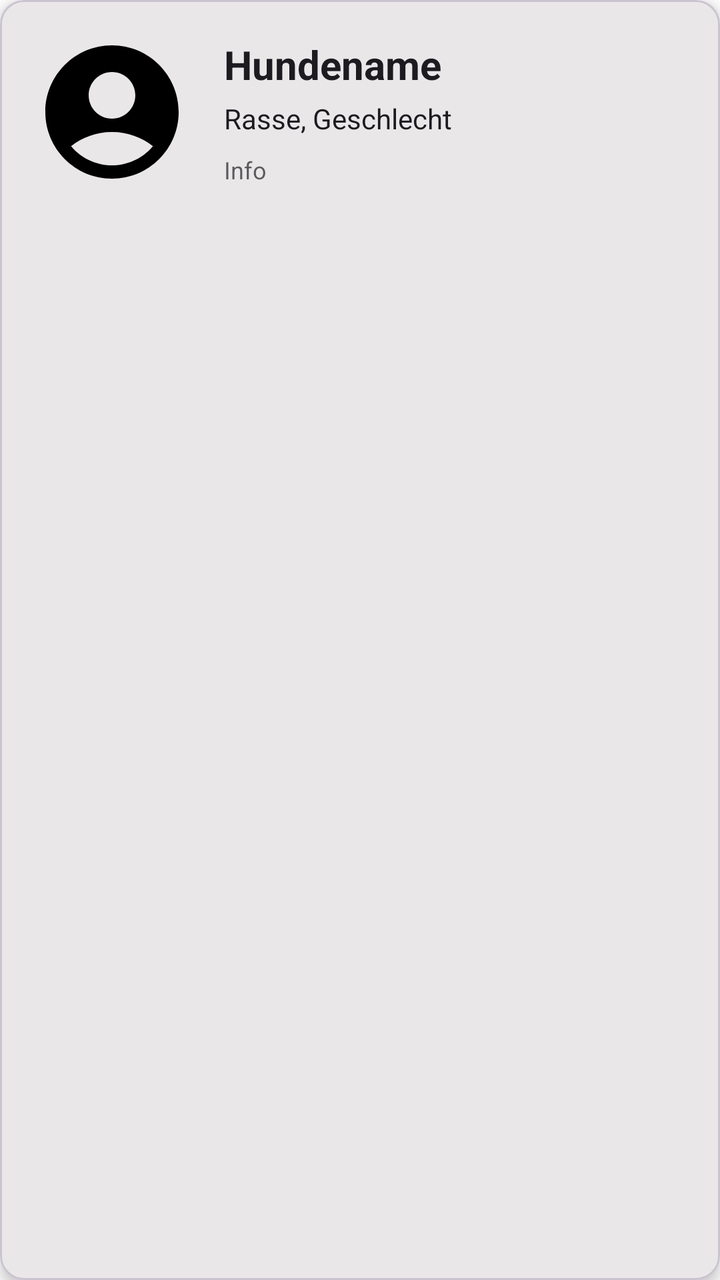
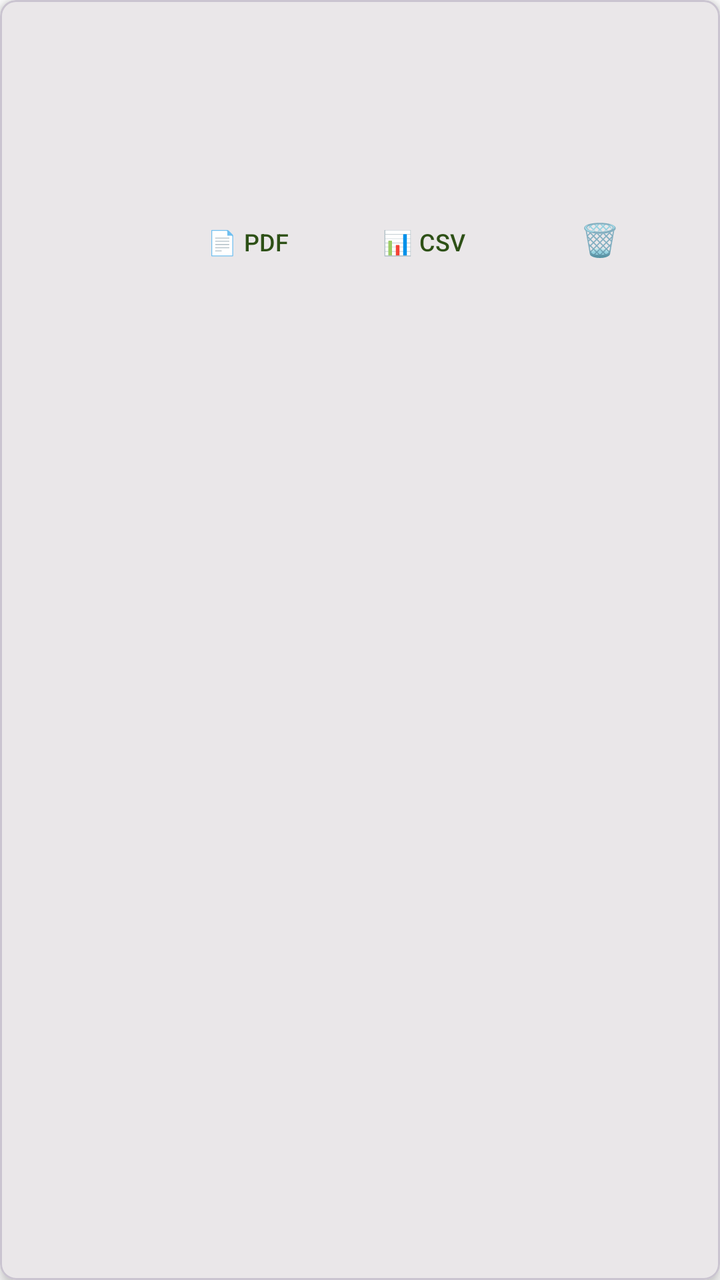

Compare the two renders of this Android layout. The source of the first and the diff that turns it into the second are given below.
<!-- AndroidManifest.xml: application theme Theme.HundeWildnis -->
<!-- res/layout/item_dog_card.xml -->
<?xml version="1.0" encoding="utf-8"?>
<com.google.android.material.card.MaterialCardView xmlns:android="http://schemas.android.com/apk/res/android"
    xmlns:app="http://schemas.android.com/apk/res-auto"
    android:layout_width="match_parent"
    android:layout_height="wrap_content"
    app:cardCornerRadius="12dp"
    app:cardElevation="4dp"
    android:clickable="true"
    android:focusable="true"
    android:foreground="?attr/selectableItemBackground">

    <LinearLayout
        android:layout_width="match_parent"
        android:layout_height="wrap_content"
        android:orientation="horizontal"
        android:padding="16dp">

        
        <ImageView
            android:id="@+id/ivDogPhoto"
            android:layout_width="80dp"
            android:layout_height="80dp"
            android:scaleType="centerCrop"
            android:src="@drawable/ic_dog_placeholder"
            android:contentDescription="Hundefoto" />

        
        <LinearLayout
            android:layout_width="0dp"
            android:layout_height="wrap_content"
            android:layout_weight="1"
            android:orientation="vertical"
            android:layout_marginStart="16dp"
            android:layout_gravity="center_vertical">

            <TextView
                android:id="@+id/tvDogName"
                android:layout_width="match_parent"
                android:layout_height="wrap_content"
                android:text="Hundename"
                android:textSize="20sp"
                android:textStyle="bold"
                android:textColor="?attr/colorOnSurface" />

            <TextView
                android:id="@+id/tvDogBreed"
                android:layout_width="match_parent"
                android:layout_height="wrap_content"
                android:text="Rasse, Geschlecht"
                android:textSize="14sp"
                android:layout_marginTop="4dp"
                android:textColor="?attr/colorOnSurface" />

            <TextView
                android:id="@+id/tvDogInfo"
                android:layout_width="match_parent"
                android:layout_height="wrap_content"
                android:text="Info"
                android:textSize="12sp"
                android:layout_marginTop="8dp"
                android:alpha="0.7"
                android:textColor="?attr/colorOnSurface" />
        </LinearLayout>

    </LinearLayout>

</com.google.android.material.card.MaterialCardView>
<!-- resources referenced by this layout -->
<resources>
  <!-- drawable ic_dog_placeholder (drawable) -->
  <vector xmlns:android="http://schemas.android.com/apk/res/android" android:height="24dp" android:tint="#000000" android:viewportHeight="24" android:viewportWidth="24" android:width="24dp">
        
      <path android:fillColor="@android:color/white" android:pathData="M12,2C6.48,2 2,6.48 2,12s4.48,10 10,10s10,-4.48 10,-10S17.52,2 12,2zM12,6c1.93,0 3.5,1.57 3.5,3.5S13.93,13 12,13s-3.5,-1.57 -3.5,-3.5S10.07,6 12,6zM12,20c-2.03,0 -4.43,-0.82 -6.14,-2.88C7.55,15.8 9.68,15 12,15s4.45,0.8 6.14,2.12C16.43,19.18 14.03,20 12,20z"/>
      
  </vector>
  <style name="Theme.HundeWildnis" parent="Base.Theme.HundeWildnis" />
  <style name="Base.Theme.HundeWildnis" parent="Theme.Material3.Light.NoActionBar">
          <item name="colorPrimary">#2d5016</item>
          <item name="colorPrimaryVariant">#1a3009</item>
          <item name="colorOnPrimary">#FFFFFF</item>
          <item name="colorSecondary">#6b8e4e</item>
          <item name="colorSecondaryVariant">#4a6135</item>
          <item name="colorOnSecondary">#000000</item>
          <item name="android:statusBarColor">?attr/colorPrimaryVariant</item>
  
          <item name="android:navigationBarColor">@android:color/transparent</item>
          <item name="android:windowLightStatusBar">true</item>
          <item name="android:windowLightNavigationBar">true</item>
          <item name="android:enforceNavigationBarContrast" tools:targetApi="q">false</item>
          <item name="android:enforceStatusBarContrast" tools:targetApi="q">false</item>
  
          
          <item name="colorAccent">#2d5016</item>
          <item name="android:textColorPrimary">#000000</item>
  
          
          <item name="materialAlertDialogTheme">@style/AlertDialogTheme</item>
  
          
          <item name="actionMenuTextColor">#FFFFFF</item>
  
          
          <item name="android:windowBackground">#FFFFFF</item>
          <item name="android:colorBackground">#FFFFFF</item>
      </style>
  <style name="AlertDialogTheme" parent="ThemeOverlay.Material3.MaterialAlertDialog">
          
          <item name="colorSurface">#FFFFFF</item>
  
          
          <item name="colorOnSurface">#000000</item>
          <item name="android:textColorPrimary">#000000</item>
  
          
          <item name="buttonBarPositiveButtonStyle">@style/DialogButtonStyle.Light</item>
          <item name="buttonBarNegativeButtonStyle">@style/DialogButtonStyle.Light</item>
          <item name="buttonBarNeutralButtonStyle">@style/DialogButtonStyle.Light</item>
      </style>
  <style name="DialogButtonStyle.Light" parent="Widget.Material3.Button.TextButton.Dialog">
          
          <item name="android:textColor">#2d5016</item>
  
          
          <item name="backgroundTint">@android:color/transparent</item>
  
          
          <item name="rippleColor">#332d5016</item>
      </style>
</resources>

<!-- the commit's change to res/layout/item_dog_card.xml (unified diff, before → after) -->
@@ -1,65 +1,102 @@
 <?xml version="1.0" encoding="utf-8"?>
-<com.google.android.material.card.MaterialCardView xmlns:android="http://schemas.android.com/apk/res/android"
+<com.google.android.material.card.MaterialCardView
+    xmlns:android="http://schemas.android.com/apk/res/android"
     xmlns:app="http://schemas.android.com/apk/res-auto"
+    android:id="@+id/root"
     android:layout_width="match_parent"
     android:layout_height="wrap_content"
-    app:cardCornerRadius="12dp"
+    android:layout_margin="8dp"
     app:cardElevation="4dp"
-    android:clickable="true"
-    android:focusable="true"
-    android:foreground="?attr/selectableItemBackground">
+    app:cardCornerRadius="8dp">
 
     <LinearLayout
         android:layout_width="match_parent"
         android:layout_height="wrap_content"
-        android:orientation="horizontal"
+        android:orientation="vertical"
         android:padding="16dp">
 
         
-        <ImageView
-            android:id="@+id/ivDogPhoto"
-            android:layout_width="80dp"
-            android:layout_height="80dp"
-            android:scaleType="centerCrop"
-            android:src="@drawable/ic_dog_placeholder"
-            android:contentDescription="Hundefoto" />
+        <LinearLayout
+            android:id="@+id/layoutDogInfo"
+            android:layout_width="match_parent"
+            android:layout_height="wrap_content"
+            android:orientation="horizontal"
+            android:background="?attr/selectableItemBackground"
+            android:clickable="true"
+            android:focusable="true"
+            android:gravity="center_vertical">
+
+            <ImageView
+                android:id="@+id/ivDogPhoto"
+                android:layout_width="64dp"
+                android:layout_height="64dp"
+                android:scaleType="centerCrop"
+                android:contentDescription="Hundefoto" />
+
+            <LinearLayout
+                android:layout_width="0dp"
+                android:layout_height="wrap_content"
+                android:layout_weight="1"
+                android:layout_marginStart="12dp"
+                android:orientation="vertical">
+
+                <TextView
+                    android:id="@+id/tvDogName"
+                    android:layout_width="wrap_content"
+                    android:layout_height="wrap_content"
+                    android:textSize="18sp"
+                    android:textStyle="bold" />
+
+                <TextView
+                    android:id="@+id/tvDogBreed"
+                    android:layout_width="wrap_content"
+                    android:layout_height="wrap_content"
+                    android:textSize="14sp" />
+
+                <TextView
+                    android:id="@+id/tvDogInfo"
+                    android:layout_width="wrap_content"
+                    android:layout_height="wrap_content"
+                    android:layout_marginTop="8dp"
+                    android:textSize="12sp" />
+
+            </LinearLayout>
+
+        </LinearLayout>
 
         
         <LinearLayout
-            android:layout_width="0dp"
+            android:layout_width="match_parent"
             android:layout_height="wrap_content"
-            android:layout_weight="1"
-            android:orientation="vertical"
-            android:layout_marginStart="16dp"
-            android:layout_gravity="center_vertical">
+            android:layout_marginTop="12dp"
+            android:orientation="horizontal"
+            android:gravity="end">
 
-            <TextView
-                android:id="@+id/tvDogName"
-                android:layout_width="match_parent"
+            <com.google.android.material.button.MaterialButton
+                android:id="@+id/btnExportPdf"
+                style="@style/Widget.Material3.Button.TextButton"
+                android:layout_width="wrap_content"
                 android:layout_height="wrap_content"
-                android:text="Hundename"
-                android:textSize="20sp"
-                android:textStyle="bold"
-                android:textColor="?attr/colorOnSurface" />
+                android:text="📄 PDF"
+                android:textSize="12sp" />
 
-            <TextView
-                android:id="@+id/tvDogBreed"
-                android:layout_width="match_parent"
+            <com.google.android.material.button.MaterialButton
+                android:id="@+id/btnExportCsv"
+                style="@style/Widget.Material3.Button.TextButton"
+                android:layout_width="wrap_content"
                 android:layout_height="wrap_content"
-                android:text="Rasse, Geschlecht"
-                android:textSize="14sp"
-                android:layout_marginTop="4dp"
-                android:textColor="?attr/colorOnSurface" />
+                android:text="📊 CSV"
+                android:textSize="12sp" />
 
-            <TextView
-                android:id="@+id/tvDogInfo"
-                android:layout_width="match_parent"
+            <com.google.android.material.button.MaterialButton
+                android:id="@+id/btnDeleteTrainingData"
+                style="@style/Widget.Material3.Button.TextButton"
+                android:layout_width="wrap_content"
                 android:layout_height="wrap_content"
-                android:text="Info"
-                android:textSize="12sp"
-                android:layout_marginTop="8dp"
-                android:alpha="0.7"
-                android:textColor="?attr/colorOnSurface" />
+                android:text="🗑️"
+                android:textSize="16sp"
+                android:textColor="#d32f2f" />
+
         </LinearLayout>
 
     </LinearLayout>
<!-- resource entries referenced after the edit -->
@@ -1,11 +1,5 @@
 <!-- resources referenced by this layout -->
 <resources>
-  <!-- drawable ic_dog_placeholder (drawable) -->
-  <vector xmlns:android="http://schemas.android.com/apk/res/android" android:height="24dp" android:tint="#000000" android:viewportHeight="24" android:viewportWidth="24" android:width="24dp">
-        
-      <path android:fillColor="@android:color/white" android:pathData="M12,2C6.48,2 2,6.48 2,12s4.48,10 10,10s10,-4.48 10,-10S17.52,2 12,2zM12,6c1.93,0 3.5,1.57 3.5,3.5S13.93,13 12,13s-3.5,-1.57 -3.5,-3.5S10.07,6 12,6zM12,20c-2.03,0 -4.43,-0.82 -6.14,-2.88C7.55,15.8 9.68,15 12,15s4.45,0.8 6.14,2.12C16.43,19.18 14.03,20 12,20z"/>
-      
-  </vector>
   <style name="Theme.HundeWildnis" parent="Base.Theme.HundeWildnis" />
   <style name="Base.Theme.HundeWildnis" parent="Theme.Material3.Light.NoActionBar">
           <item name="colorPrimary">#2d5016</item>
